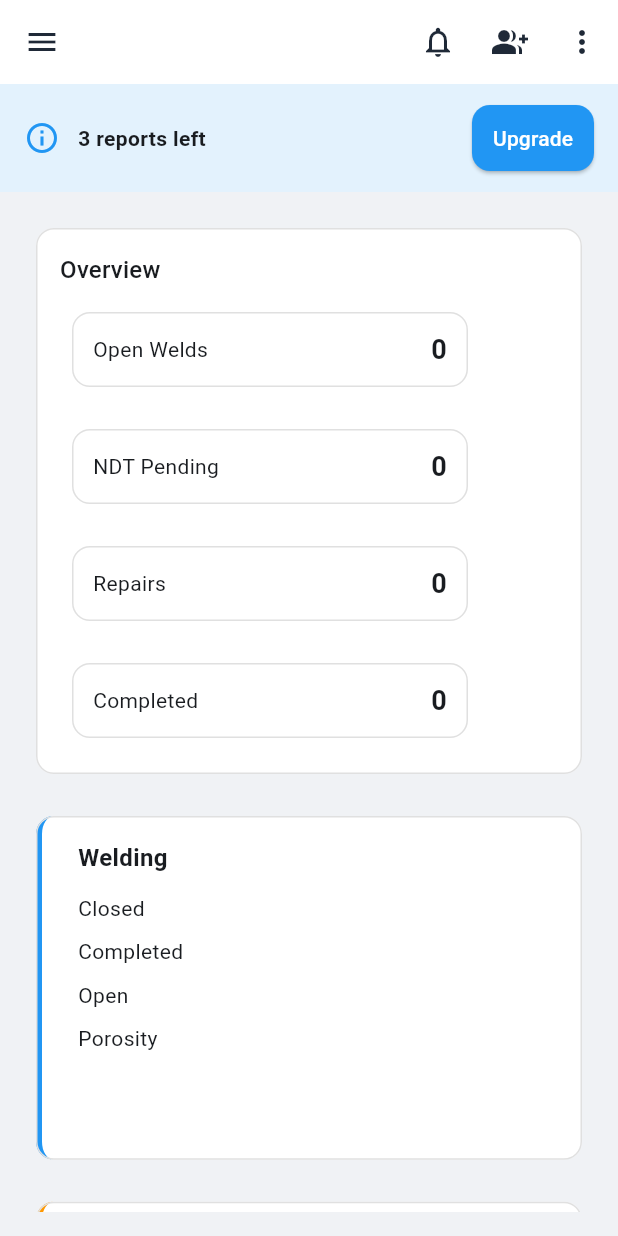
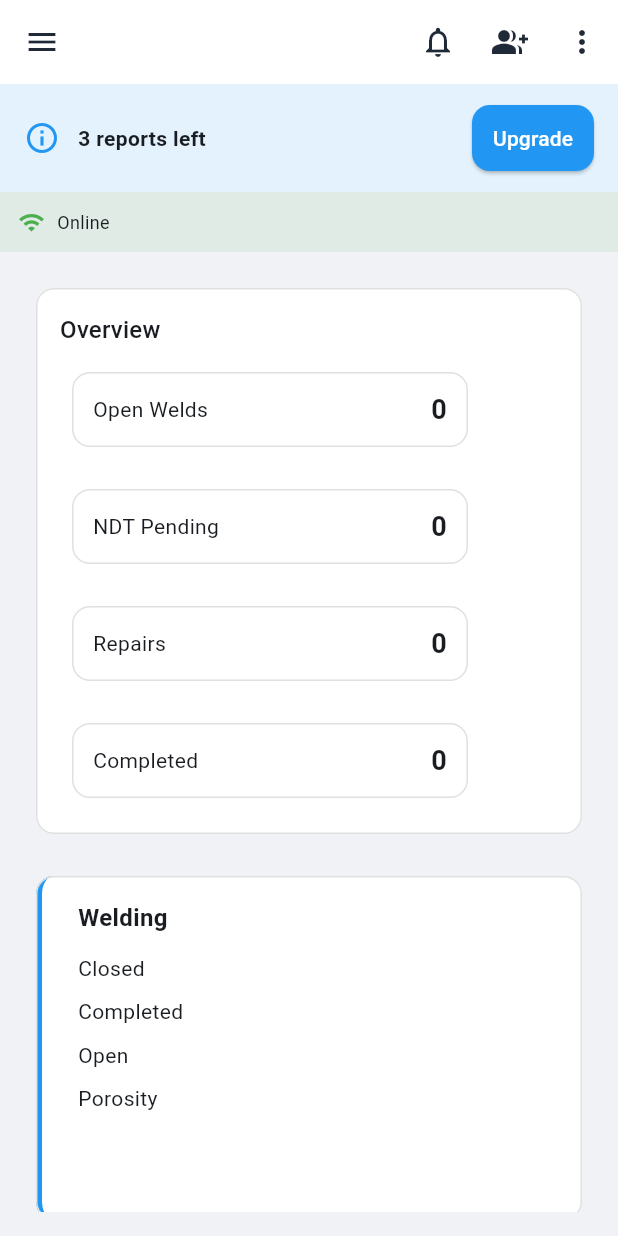
Before and after one commit to BliszP/Weldqai, a Flutter app: the ProjectDashboardScreen screen opened directly with empty values, on a phone screen of 412 x 824 dp. Run offline on Flutter 3.47's test engine with Material 3 defaults, Android fonts, the phone set to English and light mode, and no system bars; our stand-ins replace cloud_firestore, cloud_functions, connectivity_plus, file_picker, firebase_analytics, firebase_auth and 13 more; missing offline and left inert: excel, file_saver, firebase_app_check, firebase_performance, google_mlkit_text_recognition, mobile_scanner and 1 more; accounts and stored records are empty; generated files the repository leaves out were written again.

Commit message:
feat(offline): wire offline UI into app (P3.2)
Add connectivity_plus 6.1.x and a Riverpod StreamProvider that seeds an
immediate checkConnectivity() before streaming change events, so UI never
flashes AsyncLoading for more than one frame.

New files:
- lib/core/providers/connectivity_provider.dart  — StreamProvider<bool>
- lib/features/offline/offline_mode_screen.dart  — wired to SyncService
- lib/features/offline/widgets/sync_banner.dart  — 40-px connectivity bar
- lib/features/offline/widgets/offline_badge.dart — dot + label indicator

Wiring:
- ProjectDashboardScreen body: SyncBanner shows live online/offline state
- _MainDrawer: "Offline Mode" tile navigates to OfflineModeScreen
- router.dart + paths.dart: Paths.offline = '/offline' route added

OfflineModeScreen shows connectivity status, last-synced timestamp,
offline-persistence toggle, and a Sync Now button (calls
SyncService.syncForCurrentUser()).

docs/FIXES_REQUIRED.md: P2.1 and P2.2 marked complete.

flutter analyze: No issues found.

Co-Authored-By: Claude Sonnet 4.6 <noreply@anthropic.com>

```diff
--- a/lib/app/constants/paths.dart
+++ b/lib/app/constants/paths.dart
@@ -22,4 +22,7 @@ class Paths {
   static const String activityStream = '/activity-stream';
   static const String workQueue      = '/work-queue';
   static const String alertsScreen   = '/alerts';
+
+  // Offline mode
+  static const String offline = '/offline';
 }
--- /dev/null
+++ b/lib/features/offline/widgets/sync_banner.dart
@@ -0,0 +1,80 @@
+// lib/features/offline/widgets/sync_banner.dart
+//
+// Slim 40-px banner showing connectivity state and a manual Sync button.
+// Implements PreferredSizeWidget so it can be used as AppBar.bottom,
+// but also renders correctly when placed in a Column.
+
+import 'package:flutter/material.dart';
+
+class SyncBanner extends StatelessWidget implements PreferredSizeWidget {
+  const SyncBanner({
+    super.key,
+    required this.isOnline,
+    required this.pendingCount,
+    this.onTapSync,
+  });
+
+  final bool isOnline;
+  final int pendingCount;
+  final Future<void> Function()? onTapSync;
+
+  @override
+  Size get preferredSize => const Size.fromHeight(40);
+
+  @override
+  Widget build(BuildContext context) {
+    final hasPending = pendingCount > 0;
+    final color = isOnline ? Colors.green : Colors.orange;
+    final bgColor = isOnline
+        ? Colors.green.withValues(alpha: 0.10)
+        : Colors.orange.withValues(alpha: 0.10);
+
+    String label;
+    if (isOnline) {
+      label = hasPending
+          ? 'Online · $pendingCount pending — syncing shortly'
+          : 'Online';
+    } else {
+      label = hasPending
+          ? 'Offline · $pendingCount pending — will sync when connected'
+          : 'Offline — changes will sync when connected';
+    }
+
+    return Container(
+      height: preferredSize.height,
+      color: bgColor,
+      child: Row(
+        children: [
+          const SizedBox(width: 12),
+          Icon(isOnline ? Icons.wifi : Icons.wifi_off, size: 18, color: color),
+          const SizedBox(width: 8),
+          Expanded(
+            child: Text(
+              label,
+              style: const TextStyle(fontSize: 12),
+              overflow: TextOverflow.ellipsis,
+            ),
+          ),
+          if (hasPending && onTapSync != null) ...[
+            const SizedBox(width: 8),
+            TextButton(
+              onPressed: () async {
+                try {
+                  await onTapSync!.call();
+                } catch (e) {
+                  if (context.mounted) {
+                    ScaffoldMessenger.of(context).showSnackBar(
+                      SnackBar(content: Text('Sync failed: $e')),
+                    );
+                  }
+                }
+              },
+              child: const Text('Sync'),
+            ),
+          ],
+          const SizedBox(width: 8),
+        ],
+      ),
+    );
+  }
+}
--- a/lib/features/projects/project_dashboard_screen.dart
+++ b/lib/features/projects/project_dashboard_screen.dart
@@ -12,6 +12,9 @@ import 'package:flutter_riverpod/flutter_riverpod.dart' hide Consumer;
 import 'package:weldqai_app/core/providers/subscription_providers.dart';
 import 'package:weldqai_app/core/services/subscription_service.dart';
 import 'package:weldqai_app/features/account/widgets/upgrade_options_dialog.dart';
+import 'package:weldqai_app/core/providers/connectivity_provider.dart';
+import 'package:weldqai_app/core/services/sync_service.dart';
+import 'package:weldqai_app/features/offline/widgets/sync_banner.dart';
 
 
 /// ---------- Loader typedefs (Futures required; Streams optional) ----------
@@ -266,6 +269,13 @@ class _ProjectDashboardScreenState extends ConsumerState<ProjectDashboardScreen>
         loading: () => const SizedBox.shrink(),
         error: (_, __) => const SizedBox.shrink(),
       ),
+      // Connectivity indicator — shows online/offline state.
+      // Tap "Offline Mode" in the drawer to manage sync settings.
+      SyncBanner(
+        isOnline: ref.watch(connectivityProvider).valueOrNull ?? true,
+        pendingCount: 0,
+        onTapSync: () => SyncService().syncForCurrentUser(),
+      ),
           Expanded(
             child: Padding(
               padding: const EdgeInsets.all(16),
@@ -426,6 +436,11 @@ class _MainDrawer extends StatelessWidget {
               onTap: () => _go(context, Paths.chat),
             ),
 
+            ListTile(
+              leading: const Icon(Icons.wifi_outlined),
+              title: const Text('Offline Mode'),
+              onTap: () => _go(context, Paths.offline),
+            ),
             const Divider(),
             ListTile(
               leading: const Icon(Icons.settings_outlined),
--- a/pubspec.yaml
+++ b/pubspec.yaml
@@ -69,6 +69,9 @@ dependencies:
   logger: ^2.4.0
   sentry_flutter: ^8.9.0
 
+  # Connectivity
+  connectivity_plus: ^6.1.0
+
   # Storage & Utilities
   shared_preferences: ^2.2.3
   uuid: ^4.5.1
```
Also changed, not shown: lib/app/router.dart (+8 -0 lines), lib/core/providers/connectivity_provider.dart (added, +22 -0 lines), lib/features/offline/offline_mode_screen.dart (added, +250 -0 lines), lib/features/offline/widgets/offline_badge.dart (added, +37 -0 lines), pubspec.lock, 1 other file.
